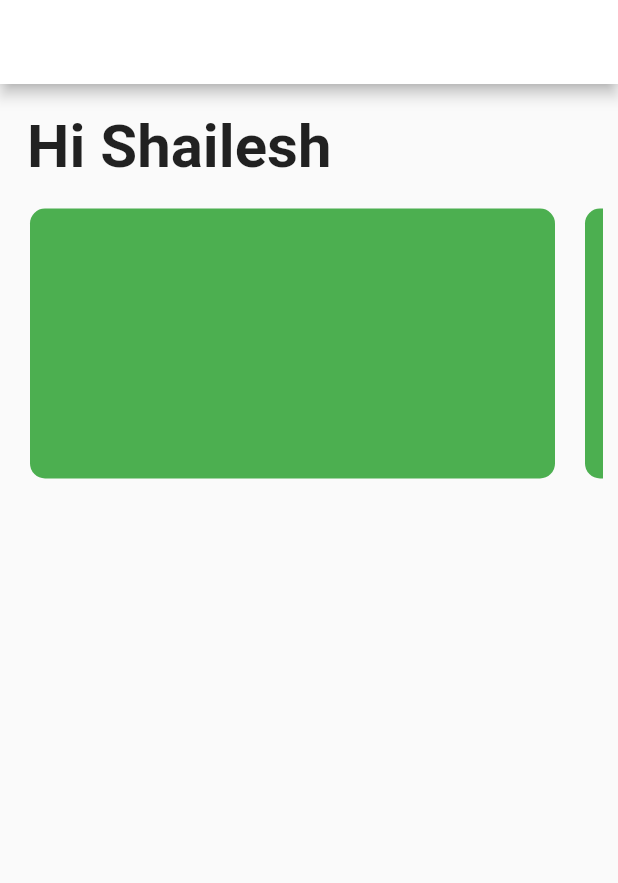
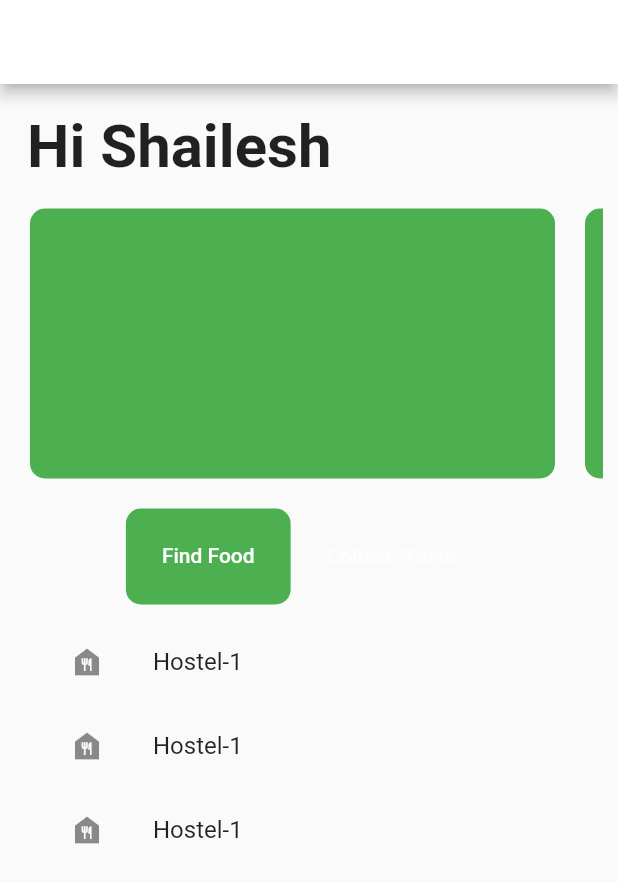
Before and after one commit to Tense-Turtles/Food_wasteage_app, a Flutter app: the screen it shows after launch, on a phone screen of 412 x 824 dp. Shown: the top 883 px of the screen. Run offline on Flutter 3.47's test engine with Material 2 defaults, Android fonts, the phone set to English and light mode, and no system bars.

Commit message:
almost done with UI few errors to be solved

```diff
--- a/lib/home_page.dart
+++ b/lib/home_page.dart
@@ -7,11 +7,13 @@ class MyHomePage extends StatefulWidget {
   State<MyHomePage> createState() => _MyHomePageState();
 }
 
-class _MyHomePageState extends State<MyHomePage> {
+class _MyHomePageState extends State<MyHomePage> with TickerProviderStateMixin {
+  late final TabController _tabController =
+      TabController(length: 2, vsync: this);
   @override
   Widget build(BuildContext context) {
     return Scaffold(
-      drawer: Drawer(child: Text('Hello')),
+      drawer: const Drawer(child: Text('Hello')),
       // backgroundColor: const Color(0xFFFDFFE8),
       appBar: AppBar(
         backgroundColor: Colors.white,
@@ -32,12 +34,13 @@ class _MyHomePageState extends State<MyHomePage> {
                   ),
                 )
               ]),
+
               SingleChildScrollView(
                   scrollDirection: Axis.horizontal,
                   child: Row(children: [
                     for (int i = 0; i < 6; i++)
                       Container(
-                        margin: EdgeInsets.all(10),
+                        margin: const EdgeInsets.all(10),
                         height: 180,
                         width: 350,
                         decoration: BoxDecoration(
@@ -46,61 +49,80 @@ class _MyHomePageState extends State<MyHomePage> {
                         child: const ButtonBar(),
                       ),
                   ])),
+              Padding(
+                padding: const EdgeInsets.all(10.0),
+                child: Container(
+                  child: Align(
+                    alignment: Alignment.center,
+                    child: TabBar(
+                      controller: _tabController,
+                      isScrollable: true,
+                      indicator: BoxDecoration(
+                          borderRadius: BorderRadius.circular(10),
+                          color: Colors.green),
+                      tabs: [
+                        Padding(
+                          padding: const EdgeInsets.all(8.0),
+                          child: Tab(
+                            text: 'Find Food',
+                          ),
+                        ),
+                        Padding(
+                          padding: const EdgeInsets.all(8.0),
+                          child: Tab(text: 'Collect Waste'),
+                        ),
+                      ],
+                    ),
+                  ),
+                ),
+              ),
+              Container(
+                padding: const EdgeInsets.only(left: 20),
+                height: 300,
+                width: double.maxFinite,
+                child: TabBarView(
+                  controller: _tabController,
+                  children: [
+                    ListView(
+                      children: [
+                        ListTile(
+                          leading: Icon(Icons.food_bank),
+                          title: Text('Hostel-1'),
+                        ),
+                        ListTile(
+                          leading: Icon(Icons.food_bank),
+                          title: Text('Hostel-1'),
+                        ),
+                        ListTile(
+                          leading: Icon(Icons.food_bank),
+                          title: Text('Hostel-1'),
+                        ),
+                        // Add more ListTiles as needed
+                      ],
+                    ),
+                    ListView(
+                      children: [
+                        ListTile(
+                          leading: Icon(Icons.food_bank),
+                          title: Text('Hostel-1'),
+                        ),
+                        ListTile(
+                          leading: Icon(Icons.food_bank),
+                          title: Text('Hostel-1'),
+                        ),
+                        ListTile(
+                          leading: Icon(Icons.food_bank),
+                          title: Text('Hostel-1'),
+                        ),
+                        // Add more ListTiles as needed
+                      ],
+                    )
+                  ],
+                ),
+              )
+              //const TabBarView(children: [Center(child: Text('hello'))])
             ]),
       ),
-
-      // CustomScrollView(
-      //   slivers: [
-      //     SliverAppBar.large(
-      //       backgroundColor: const Color.fromARGB(255, 0, 79, 45),
-      //       // leading: const Icon(Icons.menu),
-      //       title: const Text('F o o d  C a r e',
-      //           style: TextStyle(
-      //               fontStyle: FontStyle.italic,
-      //               fontWeight: FontWeight.bold,
-      //               color: Colors.white)),
-      //     ),
-      //     for (int i = 0; i < 6; i++)
-      //       SliverToBoxAdapter(
-      //         child: Padding(
-      //           padding: const EdgeInsets.only(
-      //             top: 20.0,
-      //             left: 20,
-      //             right: 20,
-      //           ),
-      //           child: ClipRRect(
-      //             borderRadius: BorderRadius.circular(10),
-      //             child: Container(
-      //               color: const Color.fromARGB(255, 204, 255, 146),
-      //               height: 150,
-      //             ),
-      //           ),
-      //         ),
-      //       ),
-      //   ],
-      // ),
     );
-    // return Scaffold(
-    //   // appBar: AppBar(
-    //   //   title: Text(
-    //   //     'Food Care',
-    //   //     style: TextStyle(
-    //   //         fontStyle: FontStyle.italic, fontWeight: FontWeight.bold),
-    //   //   ),
-    //   // ),
-    //   body:CustomScrollView(
-    //     slivers: [SliverAppBar.large(leading: IconButton,)],
-    //   ),
-    //   // Center(
-    //   //   child: Column(
-    //   //     mainAxisAlignment: MainAxisAlignment.center,
-    //   //     children: <Widget>[
-    //   //       const Text(
-    //   //         'this is still in procduction',
-    //   //       ),
-    //   //     ],
-    //   //   ),
-    //   // ),
-    // );
   }
 }
```
